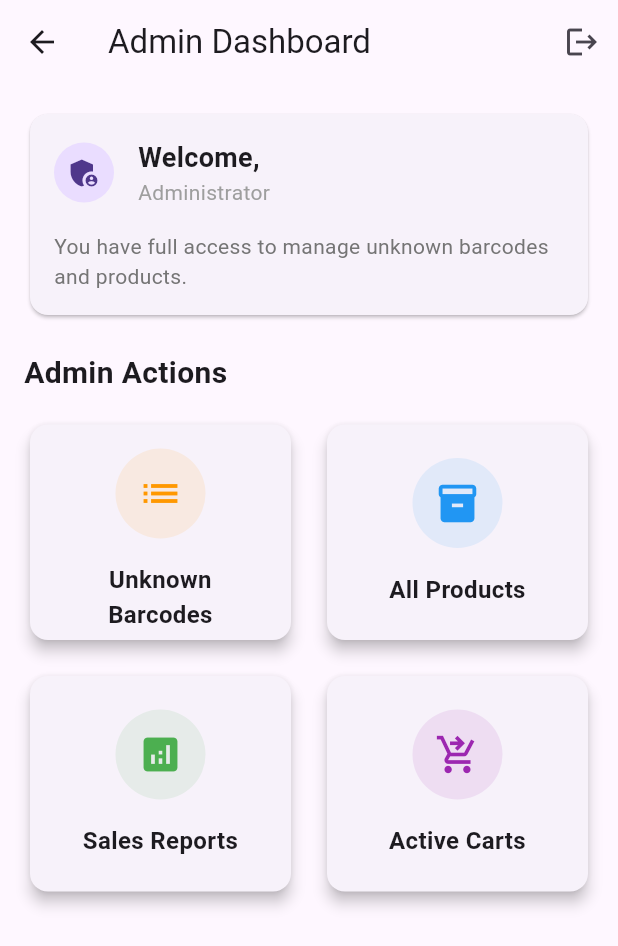
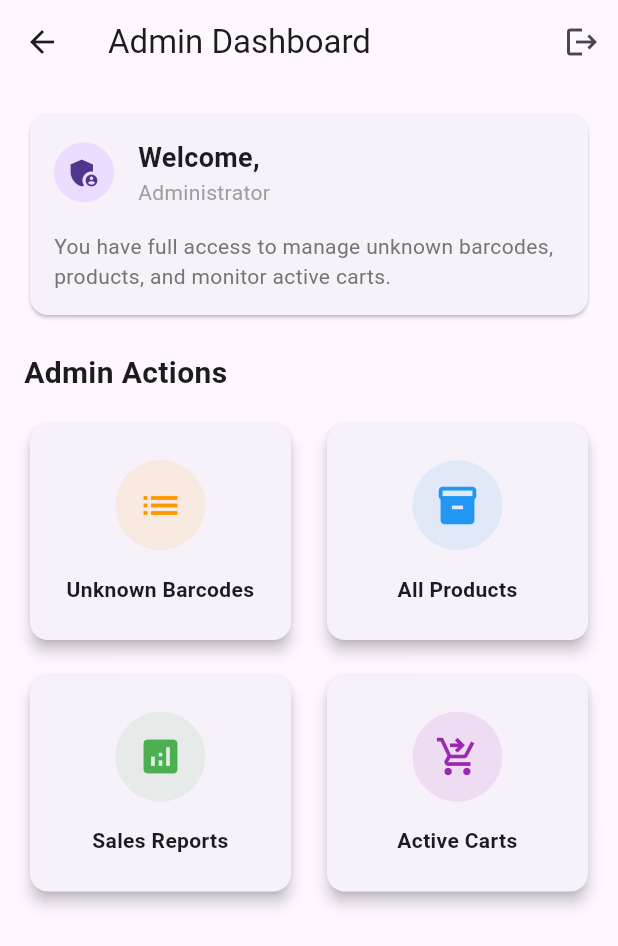
Before and after one commit to poornaD2003/QR_Scanner_App, a Flutter app: the AdminHomeScreen screen opened by its route, on a phone screen of 412 x 824 dp. Shown: the top 946 px of the screen. Run offline on Flutter 3.47's test engine with Material 3 defaults, Android fonts, the phone set to English and light mode, and no system bars; our stand-ins replace flutter_secure_storage, permission_handler, shared_preferences; missing offline and left inert: mobile_scanner; accounts and stored records are empty; network calls fail.

Commit message:
change text pixel

```diff
--- a/lib/screens/admin_home_screen.dart
+++ b/lib/screens/admin_home_screen.dart
@@ -2,6 +2,10 @@
 import 'package:flutter/material.dart';
 import 'package:provider/provider.dart';
 import '../providers/auth_provider.dart';
+import 'all_products_screen.dart';
+import 'sales_reports_screen.dart';
+import 'active_carts_screen.dart';
+import 'unknown_barcodes_screen.dart';
 
 class AdminHomeScreen extends StatelessWidget {
   const AdminHomeScreen({Key? key}) : super(key: key);
@@ -12,10 +16,10 @@ class AdminHomeScreen extends StatelessWidget {
 
     return Scaffold(
       appBar: AppBar(
-        title: Text('Admin Dashboard'),
+        title: const Text('Admin Dashboard'),
         actions: [
           IconButton(
-            icon: Icon(Icons.logout),
+            icon: const Icon(Icons.logout),
             onPressed: () {
               context.read<AuthProvider>().logout();
               Navigator.pushReplacementNamed(context, '/login');
@@ -37,7 +41,7 @@ class AdminHomeScreen extends StatelessWidget {
                   children: [
                     Row(
                       children: [
-                        CircleAvatar(
+                        const CircleAvatar(
                           child: Icon(Icons.admin_panel_settings),
                         ),
                         const SizedBox(width: 16),
@@ -47,12 +51,12 @@ class AdminHomeScreen extends StatelessWidget {
                             children: [
                               Text(
                                 'Welcome, ${user?.username ?? 'Admin'}',
-                                style: TextStyle(
+                                style: const TextStyle(
                                   fontSize: 18,
                                   fontWeight: FontWeight.bold,
                                 ),
                               ),
-                              Text(
+                              const Text(
                                 'Administrator',
                                 style: TextStyle(color: Colors.grey),
                               ),
@@ -63,7 +67,7 @@ class AdminHomeScreen extends StatelessWidget {
                     ),
                     const SizedBox(height: 16),
                     Text(
-                      'You have full access to manage unknown barcodes and products.',
+                      'You have full access to manage unknown barcodes, products, and monitor active carts.',
                       style: TextStyle(color: Colors.grey.shade600),
                     ),
                   ],
@@ -72,7 +76,7 @@ class AdminHomeScreen extends StatelessWidget {
             ),
 
             const SizedBox(height: 20),
-            Text(
+            const Text(
               'Admin Actions',
               style: TextStyle(
                 fontSize: 20,
@@ -88,25 +92,34 @@ class AdminHomeScreen extends StatelessWidget {
                 mainAxisSpacing: 16,
                 childAspectRatio: 1.2,
                 children: [
-                  // Manage Unknown Barcodes
+                  // Unknown Barcodes
                   _buildAdminCard(
                     icon: Icons.list,
                     title: 'Unknown Barcodes',
                     color: Colors.orange,
+                    textSize: 14,
                     onTap: () {
-                      Navigator.pushNamed(context, '/unknown-barcodes');
+                      Navigator.push(
+                        context,
+                        MaterialPageRoute(
+                          builder: (context) => const UnknownBarcodesScreen(),
+                        ),
+                      );
                     },
                   ),
 
-                  // View All Products
+                  // All Products
                   _buildAdminCard(
                     icon: Icons.inventory,
-                    title: 'All Products',
+                    title: 'All Products' ,
                     color: Colors.blue,
+                    textSize: 14,
                     onTap: () {
-                      // TODO: Implement products management screen
-                      ScaffoldMessenger.of(context).showSnackBar(
-                        SnackBar(content: Text('Products management coming soon')),
+                      Navigator.push(
+                        context,
+                        MaterialPageRoute(
+                          builder: (context) => const AllProductsScreen(),
+                        ),
                       );
                     },
                   ),
@@ -116,23 +129,29 @@ class AdminHomeScreen extends StatelessWidget {
                     icon: Icons.analytics,
                     title: 'Sales Reports',
                     color: Colors.green,
+                    textSize: 14,
                     onTap: () {
-                      // TODO: Implement sales reports
-                      ScaffoldMessenger.of(context).showSnackBar(
-                        SnackBar(content: Text('Reports coming soon')),
+                      Navigator.push(
+                        context,
+                        MaterialPageRoute(
+                          builder: (context) => const SalesReportsScreen(),
+                        ),
                       );
                     },
                   ),
 
-                  // Cart Management
+                  // Active Carts
                   _buildAdminCard(
                     icon: Icons.shopping_cart_checkout,
                     title: 'Active Carts',
                     color: Colors.purple,
+                    textSize: 14,
                     onTap: () {
-                      // TODO: Implement cart monitoring
-                      ScaffoldMessenger.of(context).showSnackBar(
-                        SnackBar(content: Text('Cart monitoring coming soon')),
+                      Navigator.push(
+                        context,
+                        MaterialPageRoute(
+                          builder: (context) => const ActiveCartsScreen(),
+                        ),
                       );
                     },
                   ),
@@ -150,6 +169,7 @@ class AdminHomeScreen extends StatelessWidget {
     required String title,
     required Color color,
     required VoidCallback onTap,
+    required double textSize,
   }) {
     return Card(
       elevation: 4,
@@ -180,7 +200,7 @@ class AdminHomeScreen extends StatelessWidget {
                 textAlign: TextAlign.center,
                 style: TextStyle(
                   fontWeight: FontWeight.bold,
-                  fontSize: 16,
+                  fontSize: textSize,
                 ),
               ),
             ],
```
